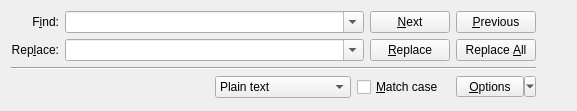
This is kate/dialogs/searchbarpower.ui in KDE/kdelibs as Qt 5 draws it before an edit. The edited form follows.
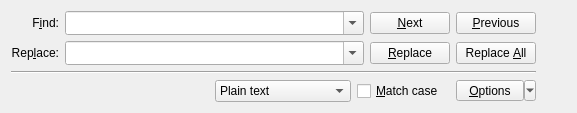
This is the edited form. Icons and pictures are not drawn.

Commit message:
Fix search/replace dialog getting too wide on next open
(backport that part of r990681)

Diff of the .ui file:
```diff
--- a/kate/dialogs/searchbarpower.ui
+++ b/kate/dialogs/searchbarpower.ui
@@ -43,6 +43,9 @@
          <verstretch>0</verstretch>
         </sizepolicy>
        </property>
+       <property name="sizeAdjustPolicy" >
+        <enum>QComboBox::AdjustToMinimumContentsLengthWithIcon</enum>
+       </property>
        <property name="focusPolicy" >
         <enum>Qt::StrongFocus</enum>
        </property>
@@ -100,6 +103,9 @@
          <verstretch>0</verstretch>
         </sizepolicy>
        </property>
+       <property name="sizeAdjustPolicy" >
+        <enum>QComboBox::AdjustToMinimumContentsLengthWithIcon</enum>
+       </property>
        <property name="toolTip" >
         <string>Text to replace with</string>
        </property>
```
